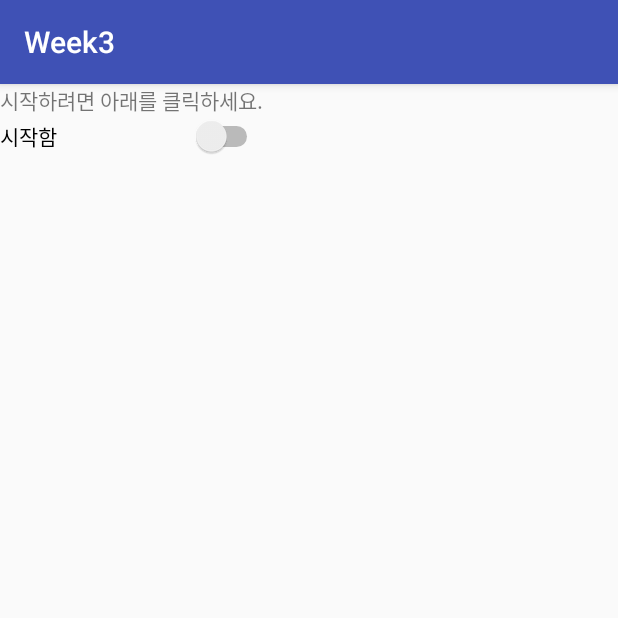
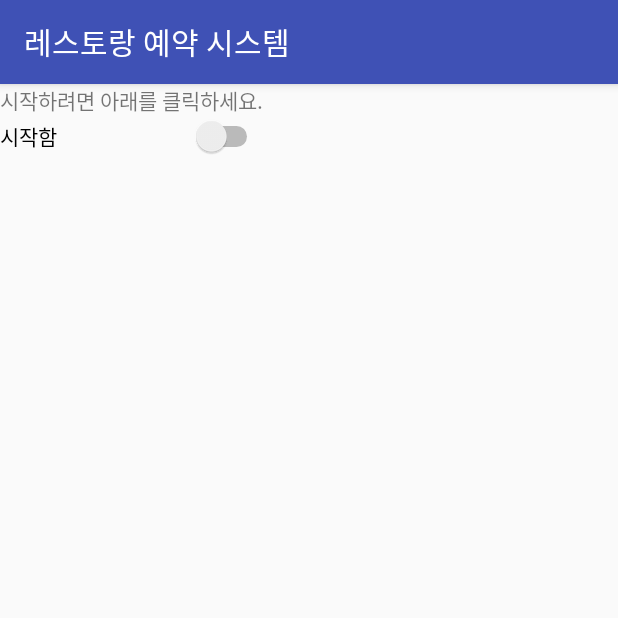
Before and after one commit to ja01001/hw2, an Android app: the Main2Activity screen opened directly, with no data from a screen before it, on a phone screen of 412 x 824 dp, the top half of it. Run offline under Robolectric (Android 15) with nearby library versions, the phone set to English and light mode, and no system bars.

Commit message:
finish/ Title change

```diff
--- a/app/src/main/java/com/example/ja010/week3/Main2Activity.java
+++ b/app/src/main/java/com/example/ja010/week3/Main2Activity.java
@@ -46,9 +46,7 @@ public class Main2Activity extends AppCompatActivity {
         e1 = (EditText)findViewById(R.id.ex1);
         e2 = (EditText)findViewById(R.id.ex2);
         e3 = (EditText)findViewById(R.id.ex3);
-      //  ad =Integer.parseInt(e1.getText().toString());
-       // yo =Integer.parseInt(e2.getText().toString());
-       // ch =Integer.parseInt(e3.getText().toString());
+        setTitle("레스토랑 예약 시스템 ");
         swc();
     }
     public void clcl(View v){// 클릭이벤트
--- a/app/src/main/java/com/example/ja010/week3/MainActivity.java
+++ b/app/src/main/java/com/example/ja010/week3/MainActivity.java
@@ -28,6 +28,7 @@ public class MainActivity extends AppCompatActivity {
         t1 = (TextView)findViewById(R.id.t1);
         t2 = (TextView)findViewById(R.id.t2);
         im1 = (ImageView) findViewById(R.id.im1);
+        setTitle("학점 계산기");
 
 
     }
```
